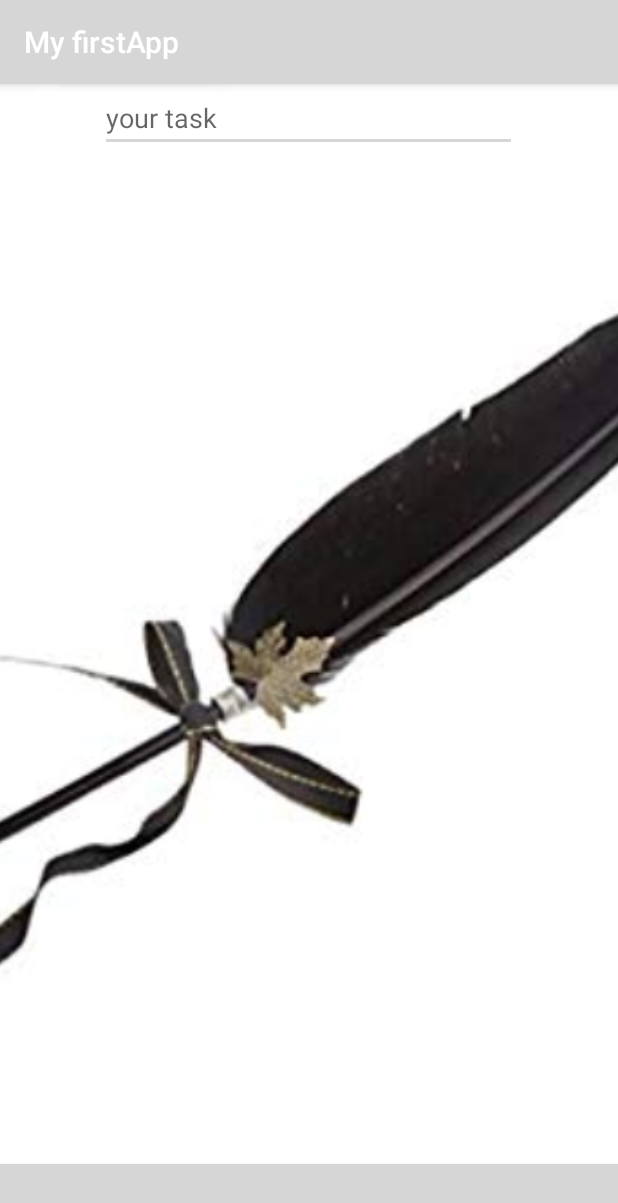
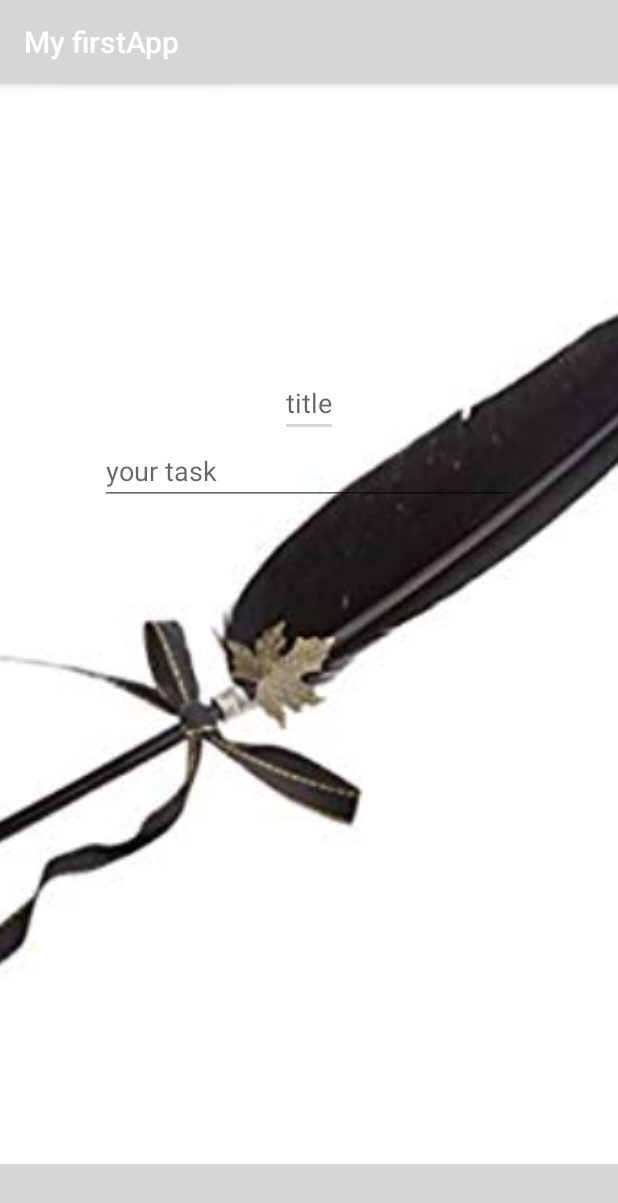
Before and after one commit to amandinek/My_firstApp, an Android app: the YourList screen opened directly, with no data from a screen before it, on a phone screen of 412 x 824 dp. Shown: the top 1203 px of the screen. Run offline under Robolectric (Android 15) with nearby library versions, the phone set to English and light mode, and no system bars; 1 statement that could not run was skipped; grey boxes are pictures that could not be loaded.

Commit message:
edit xml

```diff
--- a/app/src/main/res/layout/activity_your_list.xml
+++ b/app/src/main/res/layout/activity_your_list.xml
@@ -13,6 +13,13 @@
         android:layout_height="match_parent"
         android:scaleType="centerCrop"
         android:src="@drawable/qu" />
+    <EditText
+        android:layout_width="wrap_content"
+        android:layout_height="wrap_content"
+        android:id="@+id/title"
+        android:paddingTop="200dp"
+        android:hint="title"
+        android:layout_centerHorizontal="true" />
 
     <EditText
         android:layout_width="wrap_content"
@@ -21,9 +28,8 @@
         android:hint="your task"
         android:paddingRight="200dp"
         android:layout_centerHorizontal="true"
-        android:layout_below="@id/date"
+        android:layout_below="@id/title"
         />
-
     <Button
         android:id="@+id/viewact"
         android:layout_width="match_parent"
```
Also changed, not shown: app/src/main/res/layout/activity_display.xml (+7 -0 lines).
